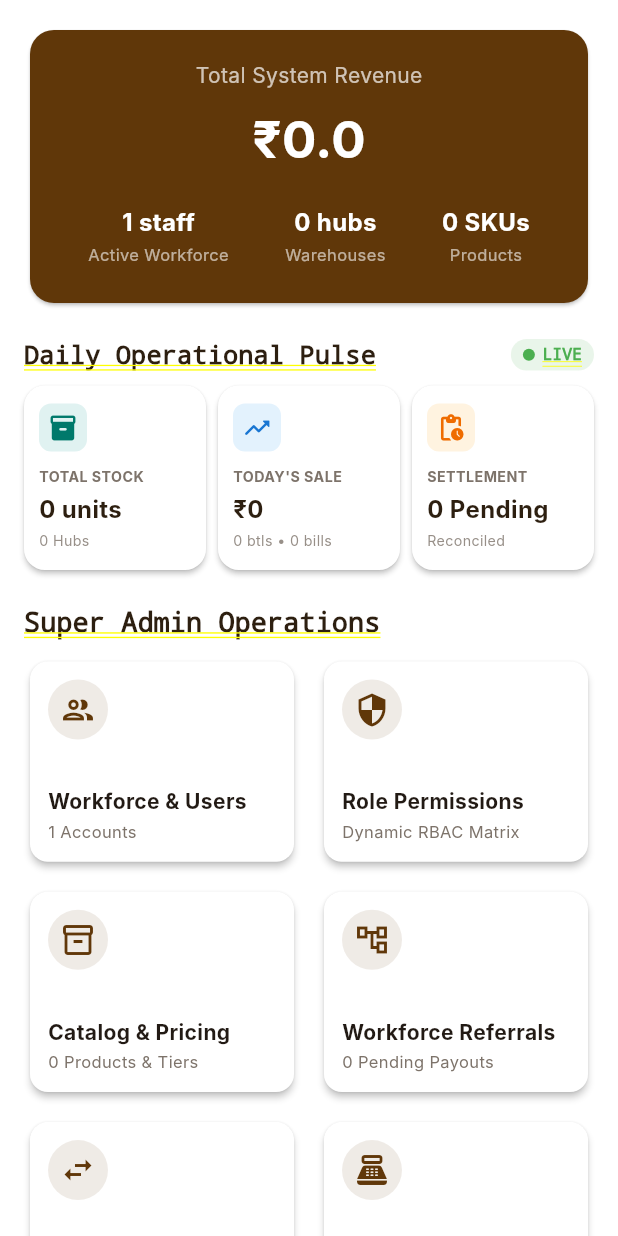
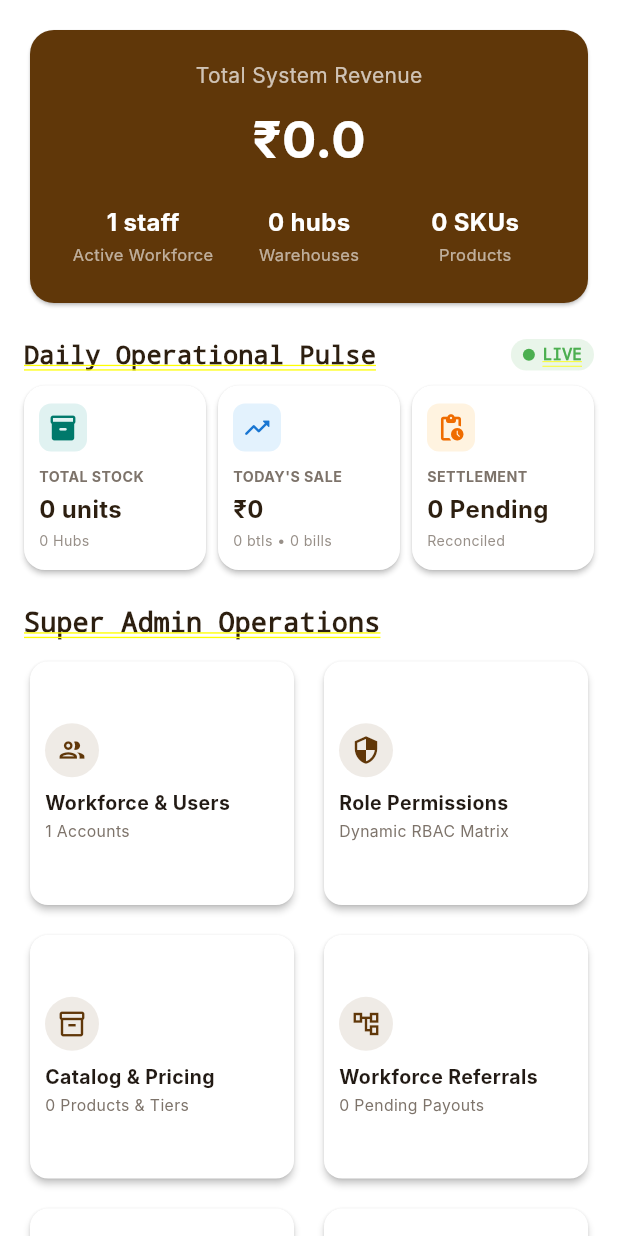
Before and after one commit to Jayesh7210/ERP, a Flutter app: the SuperAdminDashboard screen opened directly, on a phone screen of 412 x 824 dp. Run offline on Flutter 3.47's test engine with Material 3 defaults, Android fonts, the phone set to English and light mode, and no system bars; our stand-ins replace image_picker, qr_flutter, shared_preferences; accounts and stored records are empty; network calls fail; Roboto replaces fonts that are missing (Inter).

Commit message:
Optimize Super Admin responsive layouts and dialogs for all screen sizes

```diff
--- a/mobile/lib/features/super_admin/stock_approvals_page.dart
+++ b/mobile/lib/features/super_admin/stock_approvals_page.dart
@@ -338,8 +338,8 @@ class _StockApprovalsPageState extends State<StockApprovalsPage> with SingleTick
           Expanded(
             child: _inwards.isEmpty
                 ? Center(
-                    child: Padding(
-                      padding: const EdgeInsets.all(32),
+                    child: SingleChildScrollView(
+                      padding: const EdgeInsets.all(24),
                       child: Column(
                         mainAxisSize: MainAxisSize.min,
                         children: [
--- a/mobile/lib/features/super_admin/super_admin_dashboard.dart
+++ b/mobile/lib/features/super_admin/super_admin_dashboard.dart
@@ -1,3 +1,4 @@
+
 import 'dart:convert';
 import 'package:flutter/material.dart';
 import 'package:http/http.dart' as http;
@@ -767,12 +768,13 @@ class _SuperAdminDashboardState extends State<SuperAdminDashboard> {
             children: [
               DropdownButtonFormField<String>(
                 initialValue: selectedRole,
+                isExpanded: true,
                 decoration: const InputDecoration(labelText: 'Buyer / Tier Role'),
                 items: const [
-                  DropdownMenuItem(value: 'store_admin', child: Text('Warehouse Admin (Store Admin)')),
-                  DropdownMenuItem(value: 'field_sales_manager', child: Text('Field Sales Manager')),
-                  DropdownMenuItem(value: 'salesman', child: Text('Salesman (Retail Rate)')),
-                  DropdownMenuItem(value: 'distributor', child: Text('Distributor (Bulk Wholesale Rate)')),
+                  DropdownMenuItem(value: 'store_admin', child: Text('Warehouse Admin (Store Admin)', overflow: TextOverflow.ellipsis)),
+                  DropdownMenuItem(value: 'field_sales_manager', child: Text('Field Sales Manager', overflow: TextOverflow.ellipsis)),
+                  DropdownMenuItem(value: 'salesman', child: Text('Salesman (Retail Rate)', overflow: TextOverflow.ellipsis)),
+                  DropdownMenuItem(value: 'distributor', child: Text('Distributor (Bulk Wholesale Rate)', overflow: TextOverflow.ellipsis)),
                 ],
                 onChanged: (v) {
                   if (v != null) {
@@ -857,7 +859,13 @@ class _SuperAdminDashboardState extends State<SuperAdminDashboard> {
             children: [
               Icon(Icons.tune, color: AppColors.primary),
               SizedBox(width: 8),
-              Text('Workforce Referral Policy'),
+              Expanded(
+                child: FittedBox(
+                  fit: BoxFit.scaleDown,
+                  alignment: Alignment.centerLeft,
+                  child: Text('Workforce Referral Policy'),
+                ),
+              ),
             ],
           ),
           content: SingleChildScrollView(
@@ -1241,11 +1249,10 @@ class _SuperAdminDashboardState extends State<SuperAdminDashboard> {
                   ),
                   const SizedBox(height: 16),
                   Row(
-                    mainAxisAlignment: MainAxisAlignment.spaceAround,
-                    children: [
-                      _kpiMiniCol('Active Workforce', '${_workforce.length} staff', () => setState(() => _activeModule = 1)),
-                      _kpiMiniCol('Warehouses', '${_warehouses.length} hubs', () => setState(() => _activeModule = 9)),
-                      _kpiMiniCol('Products', '${_products.length} SKUs', () => setState(() => _activeModule = 3)),
+                    children: [
+                      Expanded(child: _kpiMiniCol('Active Workforce', '${_workforce.length} staff', () => setState(() => _activeModule = 1))),
+                      Expanded(child: _kpiMiniCol('Warehouses', '${_warehouses.length} hubs', () => setState(() => _activeModule = 9))),
+                      Expanded(child: _kpiMiniCol('Products', '${_products.length} SKUs', () => setState(() => _activeModule = 3))),
                     ],
                   )
                 ],
@@ -1321,7 +1328,7 @@ class _SuperAdminDashboardState extends State<SuperAdminDashboard> {
             physics: const NeverScrollableScrollPhysics(),
             crossAxisSpacing: 12,
             mainAxisSpacing: 12,
-            childAspectRatio: 1.3,
+            childAspectRatio: 1.08,
             children: [
               _moduleCard(Icons.group_outlined, 'Workforce & Users', '${_workforce.length} Accounts', () => setState(() => _activeModule = 1)),
               _moduleCard(Icons.security_outlined, 'Role Permissions', 'Dynamic RBAC Matrix', () => setState(() => _activeModule = 2)),
@@ -1403,10 +1410,17 @@ class _SuperAdminDashboardState extends State<SuperAdminDashboard> {
 
   Widget _kpiMiniCol(String label, String value, [VoidCallback? onTap]) {
     final col = Column(
-      children: [
-        Text(value, style: const TextStyle(color: Colors.white, fontWeight: FontWeight.bold, fontSize: 16)),
+      mainAxisSize: MainAxisSize.min,
+      children: [
+        FittedBox(
+          fit: BoxFit.scaleDown,
+          child: Text(value, style: const TextStyle(color: Colors.white, fontWeight: FontWeight.bold, fontSize: 16)),
+        ),
         const SizedBox(height: 2),
-        Text(label, style: const TextStyle(color: Colors.white60, fontSize: 11)),
+        FittedBox(
+          fit: BoxFit.scaleDown,
+          child: Text(label, style: const TextStyle(color: Colors.white60, fontSize: 11)),
+        ),
       ],
     );
     if (onTap != null) {
@@ -1414,7 +1428,7 @@ class _SuperAdminDashboardState extends State<SuperAdminDashboard> {
         onTap: onTap,
         borderRadius: BorderRadius.circular(8),
         child: Padding(
-          padding: const EdgeInsets.symmetric(horizontal: 6, vertical: 4),
+          padding: const EdgeInsets.symmetric(horizontal: 4, vertical: 4),
           child: col,
         ),
       );
@@ -1431,16 +1445,30 @@ class _SuperAdminDashboardState extends State<SuperAdminDashboard> {
         onTap: onTap,
         borderRadius: BorderRadius.circular(12),
         child: Padding(
-          padding: const EdgeInsets.all(12),
+          padding: const EdgeInsets.symmetric(horizontal: 10, vertical: 10),
           child: Column(
             crossAxisAlignment: CrossAxisAlignment.start,
             mainAxisAlignment: MainAxisAlignment.center,
             children: [
-              CircleAvatar(backgroundColor: AppColors.primary.withValues(alpha: 0.1), child: Icon(icon, color: AppColors.primary)),
-              const Spacer(),
-              Text(title, style: const TextStyle(fontWeight: FontWeight.bold, fontSize: 14)),
+              CircleAvatar(
+                radius: 18,
+                backgroundColor: AppColors.primary.withValues(alpha: 0.1),
+                child: Icon(icon, color: AppColors.primary, size: 20),
+              ),
+              const SizedBox(height: 8),
+              Text(
+                title,
+                style: const TextStyle(fontWeight: FontWeight.bold, fontSize: 13),
+                maxLines: 1,
+                overflow: TextOverflow.ellipsis,
+              ),
               const SizedBox(height: 2),
-              Text(subtitle, style: const TextStyle(color: AppColors.textSecondary, fontSize: 11), maxLines: 1, overflow: TextOverflow.ellipsis),
+              Text(
+                subtitle,
+                style: const TextStyle(color: AppColors.textSecondary, fontSize: 10.5),
+                maxLines: 1,
+                overflow: TextOverflow.ellipsis,
+              ),
             ],
           ),
         ),
@@ -1793,14 +1821,18 @@ class _SuperAdminDashboardState extends State<SuperAdminDashboard> {
                                 child: Row(
                                   mainAxisAlignment: MainAxisAlignment.spaceBetween,
                                   children: [
-                                    Text(
+                                    Expanded(
+                                      child: Text(
                                         isAvail ? 'Product Available for Ordering' : 'Product Marked Not Available',
                                         style: TextStyle(
                                           fontSize: 12,
                                           fontWeight: FontWeight.w600,
                                           color: isAvail ? Colors.green.shade900 : Colors.red.shade900,
                                         ),
-                                    ),
+                                        overflow: TextOverflow.ellipsis,
+                                      ),
+                                    ),
+                                    const SizedBox(width: 4),
                                     Row(
                                       children: [
                                         Text(
@@ -1957,16 +1989,22 @@ class _SuperAdminDashboardState extends State<SuperAdminDashboard> {
                           Row(
                             mainAxisAlignment: MainAxisAlignment.spaceBetween,
                             children: [
-                              const Row(
+                              const Expanded(
+                                child: Row(
                                   children: [
                                     Icon(Icons.shield_outlined, color: Colors.white70, size: 16),
                                     SizedBox(width: 6),
-                                  Text(
+                                    Expanded(
+                                      child: Text(
                                         'WORKFORCE REFERRAL POLICY',
                                         style: TextStyle(color: Colors.white70, fontWeight: FontWeight.bold, fontSize: 11, letterSpacing: 0.5),
-                                  ),
-                                ],
-                              ),
+                                        overflow: TextOverflow.ellipsis,
+                                      ),
+                                    ),
+                                  ],
+                                ),
+                              ),
+                              const SizedBox(width: 8),
                               Chip(
                                 label: Text(isProgramActive ? 'ACTIVE' : 'PAUSED'),
                                 backgroundColor: isProgramActive ? Colors.green : Colors.grey,
@@ -2390,6 +2428,9 @@ class _SuperAdminDashboardState extends State<SuperAdminDashboard> {
         children: [
           Container(
             color: Colors.white,
+            width: double.infinity,
+            child: SingleChildScrollView(
+              scrollDirection: Axis.horizontal,
               child: Row(
                 mainAxisAlignment: MainAxisAlignment.spaceAround,
                 children: [
@@ -2397,6 +2438,7 @@ class _SuperAdminDashboardState extends State<SuperAdminDashboard> {
                   _subTabButton(1, 'Transfer Ledger'),
                   _subTabButton(2, 'Low Stock (${_alerts.length})'),
                 ],
+              ),
             ),
           ),
           const Divider(height: 1),
```
Also changed, not shown: mobile/lib/features/super_admin/workforce_requests_page.dart (+6 -2 lines). Lines whose indentation alone changed are shown as unchanged.
